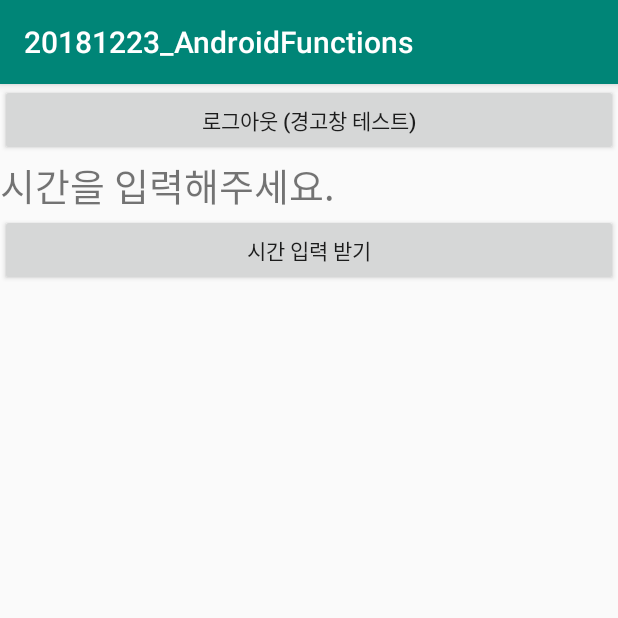
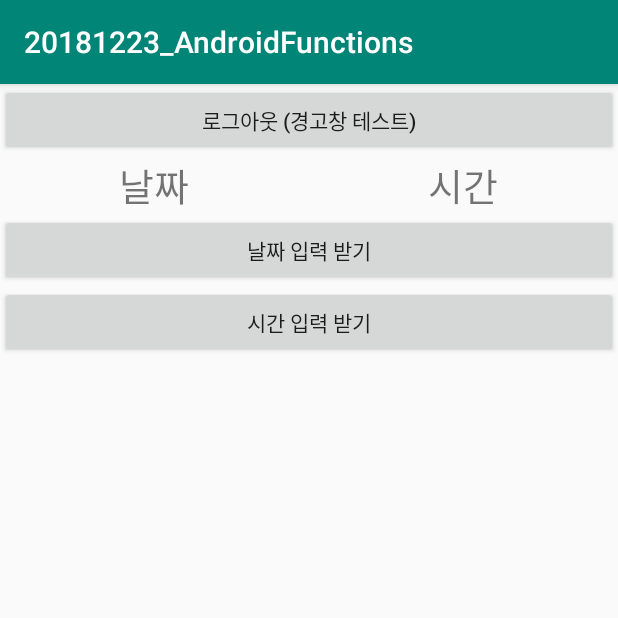
Before and after one commit to mmacarons/20181223_AndroidFunctions, an Android app: the screen it shows after launch (MainActivity), on a phone screen of 412 x 824 dp, the top half of it. Run offline under Robolectric (Android 15) with nearby library versions, the phone set to English and light mode, and no system bars.

Commit message:
DatePickerDialog 예제 마무리

```diff
--- a/app/src/main/java/kr/tjit/a20181223_androidfunctions/MainActivity.java
+++ b/app/src/main/java/kr/tjit/a20181223_androidfunctions/MainActivity.java
@@ -1,11 +1,13 @@
 package kr.tjit.a20181223_androidfunctions;
 
+import android.app.DatePickerDialog;
 import android.app.TimePickerDialog;
 import android.content.DialogInterface;
 import android.os.Bundle;
 import android.support.v7.app.AlertDialog;
 import android.view.View;
 import android.widget.Button;
+import android.widget.DatePicker;
 import android.widget.TextView;
 import android.widget.TimePicker;
 import android.widget.Toast;
@@ -15,6 +17,8 @@ public class MainActivity extends BaseActivity {
     private android.widget.Button logoutBtn;
     private android.widget.TextView timeTxt;
     private Button timePickerBtn;
+    private TextView dateTxt;
+    private Button datePickerBtn;
 
     @Override
     protected void onCreate(Bundle savedInstanceState) {
@@ -67,6 +71,26 @@ public class MainActivity extends BaseActivity {
 
             }
         });
+
+        datePickerBtn.setOnClickListener(new View.OnClickListener() {
+            @Override
+            public void onClick(View v) {
+
+                DatePickerDialog.OnDateSetListener odsl = new DatePickerDialog.OnDateSetListener() {
+                    @Override
+                    public void onDateSet(DatePicker view, int year, int month, int dayOfMonth) {
+
+                        String selectedDate = String.format("%d년 %d월 %d일", year, month, dayOfMonth);
+                        dateTxt.setText(selectedDate);
+
+                    }
+                };
+
+                DatePickerDialog dpd = new DatePickerDialog(mContext, odsl, 2018, 11, 23);
+                dpd.show();
+            }
+        });
+
     }
 
     @Override
@@ -77,7 +101,9 @@ public class MainActivity extends BaseActivity {
     @Override
     public void bindViews() {
         this.timePickerBtn = (Button) findViewById(R.id.timePickerBtn);
+        this.datePickerBtn = (Button) findViewById(R.id.datePickerBtn);
         this.timeTxt = (TextView) findViewById(R.id.timeTxt);
+        this.dateTxt = (TextView) findViewById(R.id.dateTxt);
         this.logoutBtn = (Button) findViewById(R.id.logoutBtn);
     }
 }
--- a/app/src/main/res/layout/activity_main.xml
+++ b/app/src/main/res/layout/activity_main.xml
@@ -13,12 +13,37 @@
         android:layout_height="wrap_content"
         android:text="로그아웃 (경고창 테스트)"/>
 
-    <TextView
-        android:id="@+id/timeTxt"
-        android:layout_width="wrap_content"
+    <LinearLayout
+        android:layout_width="match_parent"
         android:layout_height="wrap_content"
-        android:textSize="25sp"
-        android:text="시간을 입력해주세요."/>
+        android:orientation="horizontal">
+
+        <TextView
+            android:id="@+id/dateTxt"
+            android:layout_width="0dp"
+            android:layout_height="wrap_content"
+            android:layout_weight="1"
+            android:textSize="25sp"
+            android:text="날짜"
+            android:gravity="center"/>
+
+        <TextView
+            android:id="@+id/timeTxt"
+            android:layout_width="0dp"
+            android:layout_height="wrap_content"
+            android:layout_weight="1"
+            android:textSize="25sp"
+            android:text="시간"
+            android:gravity="center"/>
+
+    </LinearLayout>
+
+    <Button
+        android:id="@+id/datePickerBtn"
+        android:layout_width="match_parent"
+        android:layout_height="wrap_content"
+        android:text="날짜 입력 받기"/>
+
     <Button
         android:id="@+id/timePickerBtn"
         android:layout_width="match_parent"
@@ -26,4 +51,5 @@
         android:text="시간 입력 받기"/>
 
 
+
 </LinearLayout>
```
